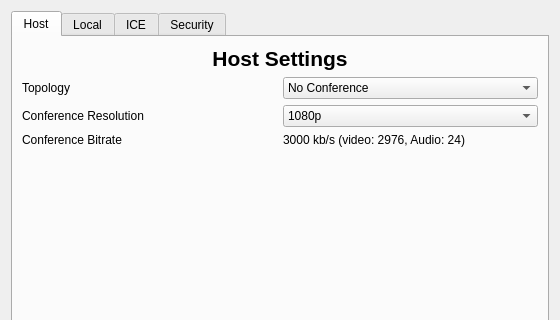
ultravideo/uvgComm, file src/ui/settings/callsettings.ui: the form before one commit; both pictures show x 0 to 560 and y 0 to 320 of the 560 by 640 pixel window.
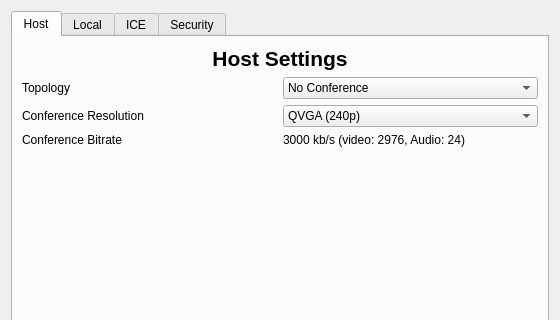
The form after the commit.

Diff of the .ui file:
```diff
--- a/src/ui/settings/callsettings.ui
+++ b/src/ui/settings/callsettings.ui
@@ -90,12 +90,15 @@
        </item>
        <item row="2" column="1">
         <widget class="QComboBox" name="resolution_combo">
+         <property name="currentText">
+          <string>QVGA (240p)</string>
+         </property>
          <property name="currentIndex">
-          <number>3</number>
+          <number>0</number>
          </property>
          <item>
           <property name="text">
-           <string>360p</string>
+           <string>QVGA (240p)</string>
           </property>
          </item>
          <item>
@@ -110,7 +113,7 @@
          </item>
          <item>
           <property name="text">
-           <string>1080p</string>
+           <string>Full HD (1080p)</string>
           </property>
          </item>
          <item>
```
Left out of the diff: 8 changed lines with no effect on the pictures.
